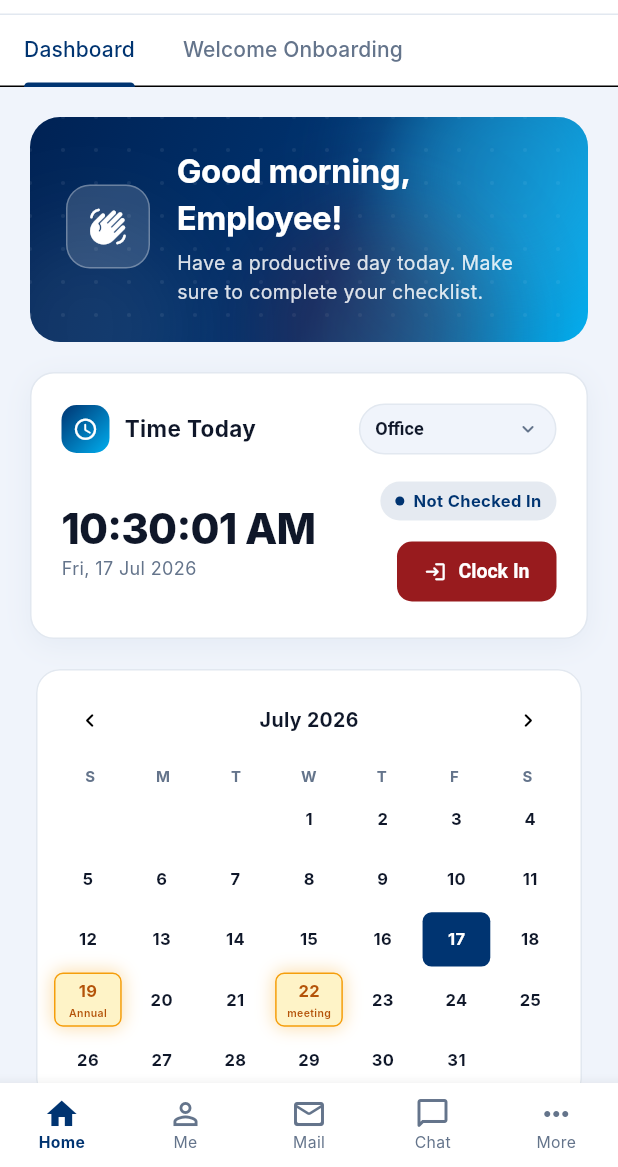
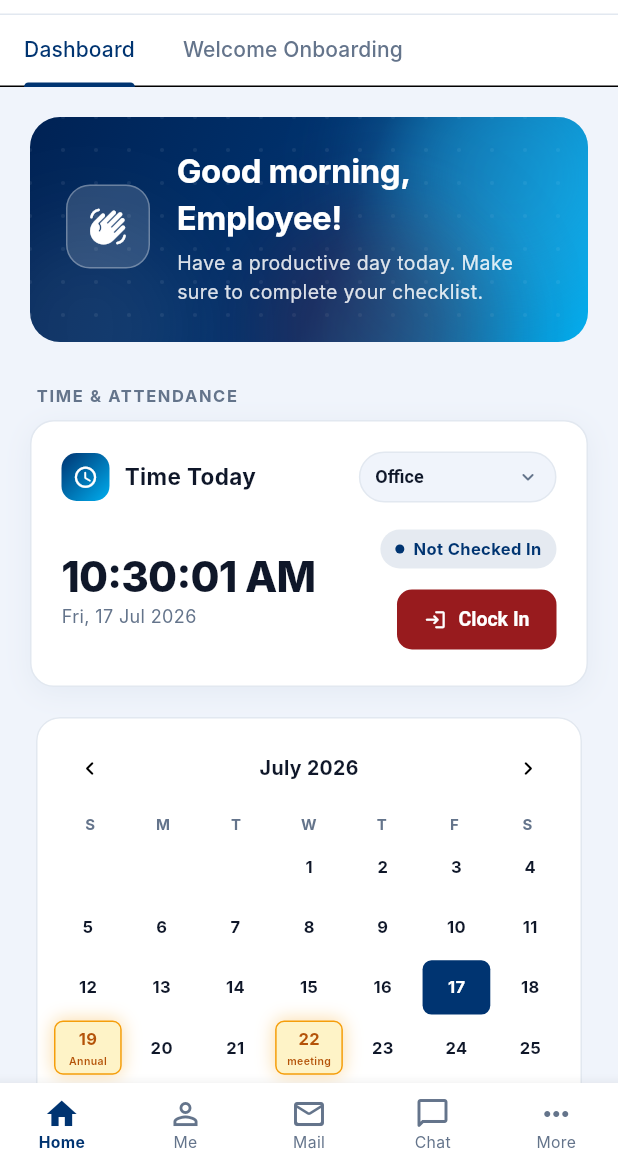
Before and after one commit to vinodh1299/HRMs-ERP, a Flutter app: the DashboardScreen screen opened by its route, on a phone screen of 412 x 824 dp, the part 69-1236 px from its top. Run offline on Flutter 3.47's test engine with Material 3 defaults, Android fonts, the phone set to English and light mode, and no system bars; our stand-ins replace dio, flutter_riverpod, flutter_secure_storage, go_router; accounts and stored records are empty; Roboto replaces fonts that are missing (Inter).

Commit message:
style: Synchronize dashboard column starting alignment with TIME & ATTENDANCE section header

```diff
--- a/frontend/lib/screens/home/dashboard_screen.dart
+++ b/frontend/lib/screens/home/dashboard_screen.dart
@@ -507,6 +507,18 @@ class _DashboardScreenState extends ConsumerState<DashboardScreen> with SingleTi
     final leftColumn = Column(
       crossAxisAlignment: CrossAxisAlignment.stretch,
       children: [
+        Padding(
+          padding: const EdgeInsets.symmetric(horizontal: 4, vertical: 8),
+          child: Text(
+            'TIME & ATTENDANCE',
+            style: TextStyle(
+              fontSize: 11,
+              fontWeight: FontWeight.bold,
+              color: AppTheme.textMuted,
+              letterSpacing: 1.1,
+            ),
+          ),
+        ),
         _buildTimeTodayWidget(),
         const SizedBox(height: 16),
         const InteractiveCalendarWidget(),
```
